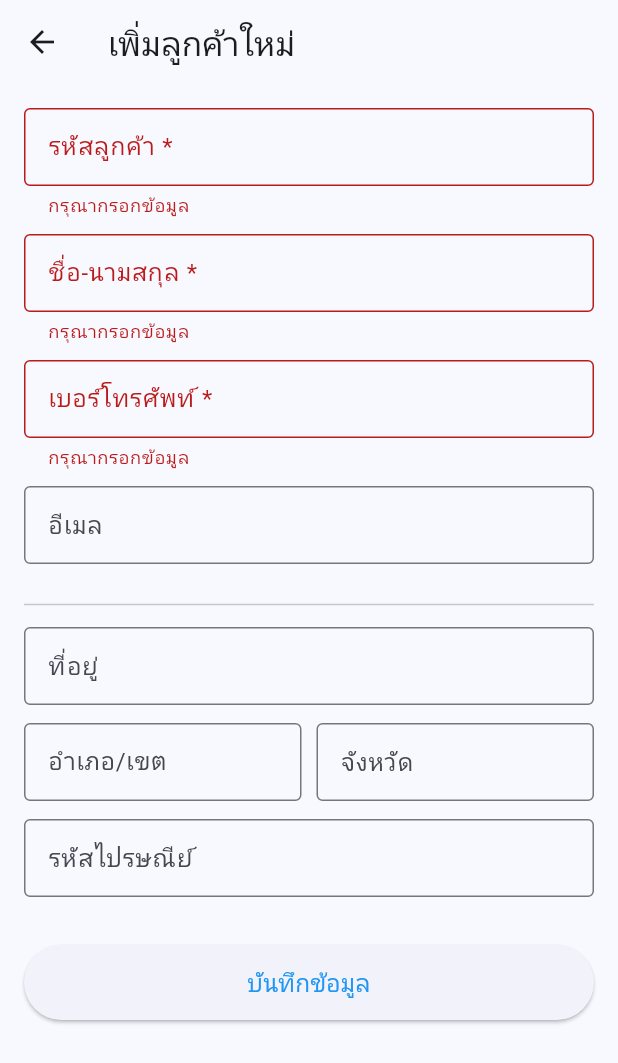
After one commit to sattha249/bright-motor-mobile, a Flutter app: the CustomerFormScreen screen opened directly, after a tap on "บันทึกข้อมูล", on a phone screen of 412 x 824 dp. The commit adds this screen. Shown: the top 1063 px of the screen. Run offline on Flutter 3.47's test engine with Material 3 defaults, Android fonts, the phone set to English and light mode, and no system bars; our stand-ins replace flutter_dotenv, flutter_hooks, hooks_riverpod, riverpod, shared_preferences; missing offline and left inert: blue_thermal_printer, pretty_http_logger; accounts and stored records are empty.

Commit message:
add new customer , printer preferences save when exit

```diff
--- /dev/null
+++ b/lib/screens/customer/customer_form_screen.dart
@@ -0,0 +1,133 @@
+import 'package:flutter/material.dart';
+import '../../models/customer.dart';
+import '../../services/customer_service.dart';
+
+class CustomerFormScreen extends StatefulWidget {
+  const CustomerFormScreen({super.key});
+
+  @override
+  State<CustomerFormScreen> createState() => _CustomerFormScreenState();
+}
+
+class _CustomerFormScreenState extends State<CustomerFormScreen> {
+  final _formKey = GlobalKey<FormState>();
+  final CustomerService _customerService = CustomerServiceImpl();
+  bool _isSaving = false;
+
+  // Controllers
+  final _customerNoController = TextEditingController();
+  final _nameController = TextEditingController();
+  final _emailController = TextEditingController();
+  final _telController = TextEditingController();
+  final _addressController = TextEditingController();
+  final _districtController = TextEditingController();
+  final _provinceController = TextEditingController();
+  final _postCodeController = TextEditingController();
+
+  @override
+  void dispose() {
+    _customerNoController.dispose();
+    _nameController.dispose();
+    _emailController.dispose();
+    _telController.dispose();
+    _addressController.dispose();
+    _districtController.dispose();
+    _provinceController.dispose();
+    _postCodeController.dispose();
+    super.dispose();
+  }
+
+  Future<void> _saveCustomer() async {
+    if (!_formKey.currentState!.validate()) return;
+
+    setState(() => _isSaving = true);
+
+    try {
+      final newCustomer = Customer(
+        customerNo: _customerNoController.text,
+        name: _nameController.text,
+        email: _emailController.text,
+        tel: _telController.text,
+        address: _addressController.text,
+        district: _districtController.text,
+        province: _provinceController.text,
+        postCode: _postCodeController.text,
+        country: 'ไทย',
+      );
+
+      await _customerService.createCustomer(newCustomer);
+
+      if (mounted) {
+        ScaffoldMessenger.of(context).showSnackBar(
+          const SnackBar(content: Text('บันทึกข้อมูลลูกค้าเรียบร้อย')),
+        );
+        Navigator.pop(context, true); // ส่งค่า true กลับไปเพื่อบอกให้รีเฟรชหน้า List
+      }
+    } catch (e) {
+      if (mounted) {
+        ScaffoldMessenger.of(context).showSnackBar(
+          SnackBar(content: Text('เกิดข้อผิดพลาด: $e'), backgroundColor: Colors.red),
+        );
+      }
+    } finally {
+      if (mounted) setState(() => _isSaving = false);
+    }
+  }
+
+  @override
+  Widget build(BuildContext context) {
+    return Scaffold(
+      appBar: AppBar(title: const Text('เพิ่มลูกค้าใหม่')),
+      body: Form(
+        key: _formKey,
+        child: ListView(
+          padding: const EdgeInsets.all(16),
+          children: [
+            _buildTextField("รหัสลูกค้า *", _customerNoController, required: true),
+            _buildTextField("ชื่อ-นามสกุล *", _nameController, required: true),
+            _buildTextField("เบอร์โทรศัพท์ *", _telController, required: true, inputType: TextInputType.phone),
+            _buildTextField("อีเมล", _emailController, inputType: TextInputType.emailAddress),
+            const Divider(height: 30),
+            _buildTextField("ที่อยู่", _addressController),
+            Row(
+              children: [
+                Expanded(child: _buildTextField("อำเภอ/เขต", _districtController)),
+                const SizedBox(width: 10),
+                Expanded(child: _buildTextField("จังหวัด", _provinceController)),
+              ],
+            ),
+            _buildTextField("รหัสไปรษณีย์", _postCodeController, inputType: TextInputType.number),
+            const SizedBox(height: 20),
+            SizedBox(
+              height: 50,
+              child: ElevatedButton(
+                onPressed: _isSaving ? null : _saveCustomer,
+                child: _isSaving
+                  ? const CircularProgressIndicator(color: Colors.white)
+                  : const Text('บันทึกข้อมูล', style: TextStyle(fontSize: 16)),
+              ),
+            ),
+          ],
+        ),
+      ),
+    );
+  }
+
+  Widget _buildTextField(String label, TextEditingController controller, {bool required = false, TextInputType? inputType}) {
+    return Padding(
+      padding: const EdgeInsets.only(bottom: 12),
+      child: TextFormField(
+        controller: controller,
+        keyboardType: inputType,
+        decoration: InputDecoration(
+          labelText: label,
+          border: const OutlineInputBorder(),
+          contentPadding: const EdgeInsets.symmetric(horizontal: 12, vertical: 14),
+        ),
+        validator: required
+          ? (value) => (value == null || value.isEmpty) ? 'กรุณากรอกข้อมูล' : null
+          : null,
+      ),
+    );
+  }
+}
```
Also changed, not shown: lib/models/customer.dart (+15 -1 lines), lib/providers/customer_provider.dart (added, +88 -0 lines), lib/screens/customer_screen.dart (+112 -54 lines), lib/screens/printer/printer_page.dart (+40 -9 lines), lib/services/customer_service.dart (+56 -37 lines), lib/utils/preferences.dart (added, +61 -0 lines).
